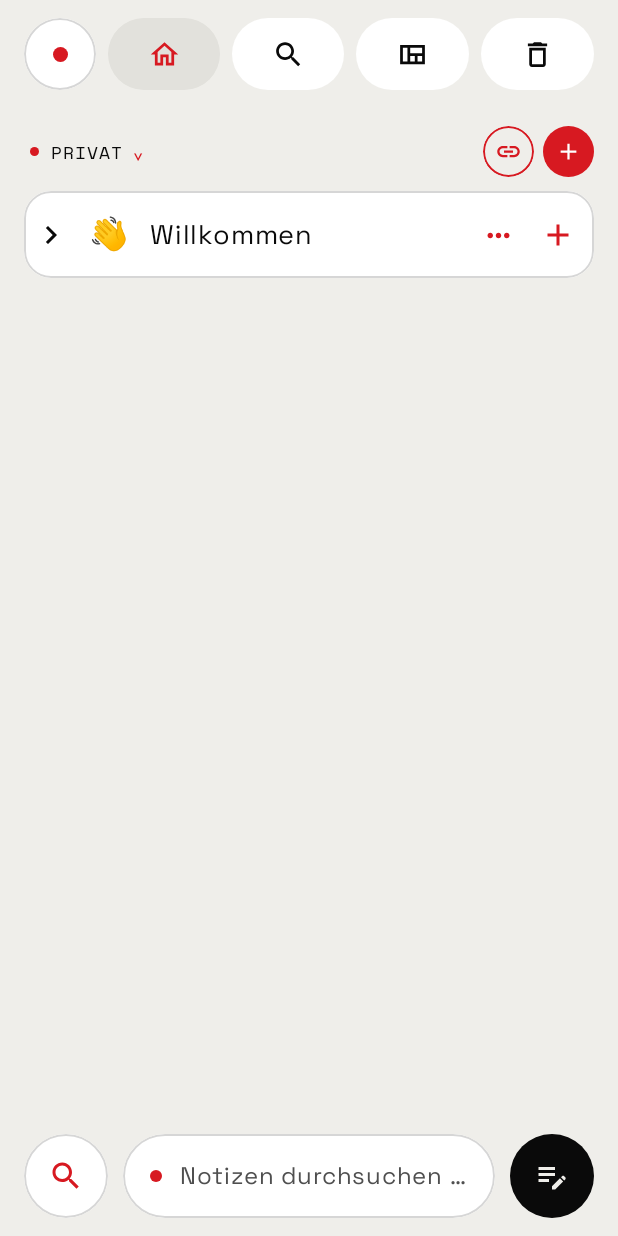
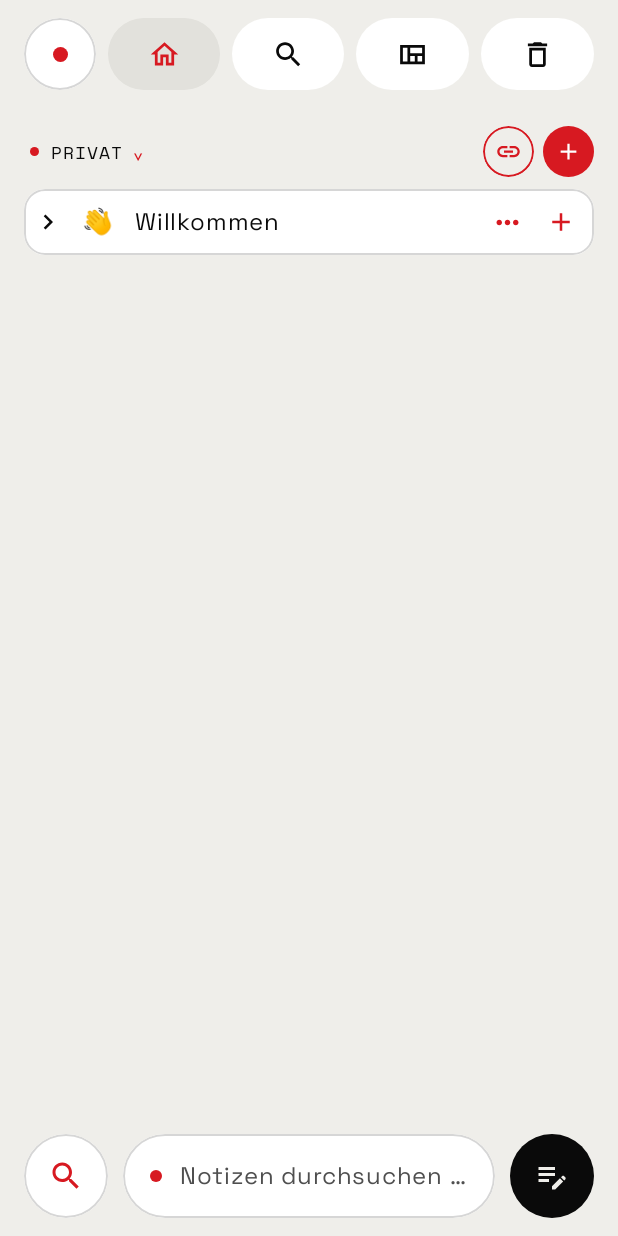
Before and after one commit to GUN642/VOID-Notes, an Android app built with Jetpack Compose: the screen it shows after launch (MainActivity), on a phone screen of 412 x 824 dp. Run offline under Robolectric (Android 15) with nearby library versions, the phone set to English and light mode, and no system bars; Roboto replaces fonts that are not available here.

Commit message:
Slimmer page rows on the home screen
- Seitenkarten auf der Startseite deutlich niedriger (44 statt 58 dp), weniger Abstand dazwischen
- Symbole, Schrift und Knöpfe passend verkleinert – mehr Seiten auf einen Blick

Co-Authored-By: Claude Opus 5.5 <noreply@anthropic.com>
Claude-Session: https://claude.ai/code/session_013fSUrX5MvbgQBqqi6nazeE

```diff
--- a/app/src/main/java/app/voidnotes/ui/HomeScreen.kt
+++ b/app/src/main/java/app/voidnotes/ui/HomeScreen.kt
@@ -306,9 +306,9 @@ fun TreeRow(
     var menu by remember { mutableStateOf(false) }
     val interaction = remember { MutableInteractionSource() }
     val hovered by interaction.collectIsHoveredAsState()
-    val rowH: Dp = if (compact) 38.dp else 58.dp
-    val shape = RoundedCornerShape(if (compact) 12.dp else 18.dp)
-    Box(Modifier.padding(vertical = if (compact) 0.dp else 3.dp)) {
+    val rowH: Dp = if (compact) 38.dp else 44.dp
+    val shape = RoundedCornerShape(if (compact) 12.dp else 14.dp)
+    Box(Modifier.padding(vertical = if (compact) 0.dp else 2.dp)) {
         Row(
             Modifier.fillMaxWidth().height(rowH)
                 // Nested pages are indented outside the card, so the levels stay visible.
@@ -331,7 +331,7 @@ fun TreeRow(
             verticalAlignment = Alignment.CenterVertically,
         ) {
             Box(
-                Modifier.size(if (compact) 26.dp else 36.dp).clip(CircleShape).clickable(enabled = true) {
+                Modifier.size(if (compact) 26.dp else 32.dp).clip(CircleShape).clickable(enabled = true) {
                     if (hasChildren) vm.toggleExpanded(page.id) else vm.requestNewPage(page.id)
                 },
                 contentAlignment = Alignment.Center,
@@ -339,7 +339,7 @@ fun TreeRow(
                 Icon(
                     if (expanded && hasChildren) Icons.Outlined.KeyboardArrowDown else Icons.AutoMirrored.Outlined.KeyboardArrowRight,
                     if (expanded) "Zuklappen" else "Aufklappen",
-                    Modifier.size(if (compact) 18.dp else 24.dp),
+                    Modifier.size(if (compact) 18.dp else 20.dp),
                     tint = when {
                         hasChildren && expanded -> c.accent
                         hasChildren -> c.text
@@ -348,22 +348,22 @@ fun TreeRow(
                 )
             }
             Spacer(Modifier.width(if (compact) 2.dp else 6.dp))
-            PageIcon(page, if (compact) 20.dp else 28.dp)
+            PageIcon(page, if (compact) 20.dp else 22.dp)
             Spacer(Modifier.width(if (compact) 8.dp else 14.dp))
             Text(
                 page.displayTitle,
                 color = if (page.title.isBlank()) c.textMuted else c.text,
-                style = if (compact) MaterialTheme.typography.bodyMedium else MaterialTheme.typography.bodyLarge.copy(fontSize = 18.sp),
+                style = if (compact) MaterialTheme.typography.bodyMedium else MaterialTheme.typography.bodyLarge.copy(fontSize = 16.sp),
                 maxLines = 1, overflow = TextOverflow.Ellipsis,
                 modifier = Modifier.weight(1f),
             )
             if (!compact || hovered || selected) {
-                Box(Modifier.size(if (compact) 28.dp else 40.dp).clip(CircleShape).clickable { menu = true }, contentAlignment = Alignment.Center) {
+                Box(Modifier.size(if (compact) 28.dp else 36.dp).clip(CircleShape).clickable { menu = true }, contentAlignment = Alignment.Center) {
                     Icon(Icons.Outlined.MoreHoriz, "Menü", Modifier.size(if (compact) 18.dp else 22.dp), tint = c.accent)
                 }
                 if (showAdd) {
-                    Box(Modifier.size(if (compact) 28.dp else 40.dp).clip(CircleShape).clickable { vm.requestNewPage(page.id) }, contentAlignment = Alignment.Center) {
-                        Icon(Icons.Outlined.Add, "Unterseite", Modifier.size(if (compact) 18.dp else 24.dp), tint = c.accent)
+                    Box(Modifier.size(if (compact) 28.dp else 36.dp).clip(CircleShape).clickable { vm.requestNewPage(page.id) }, contentAlignment = Alignment.Center) {
+                        Icon(Icons.Outlined.Add, "Unterseite", Modifier.size(if (compact) 18.dp else 20.dp), tint = c.accent)
                     }
                 }
             }
```
